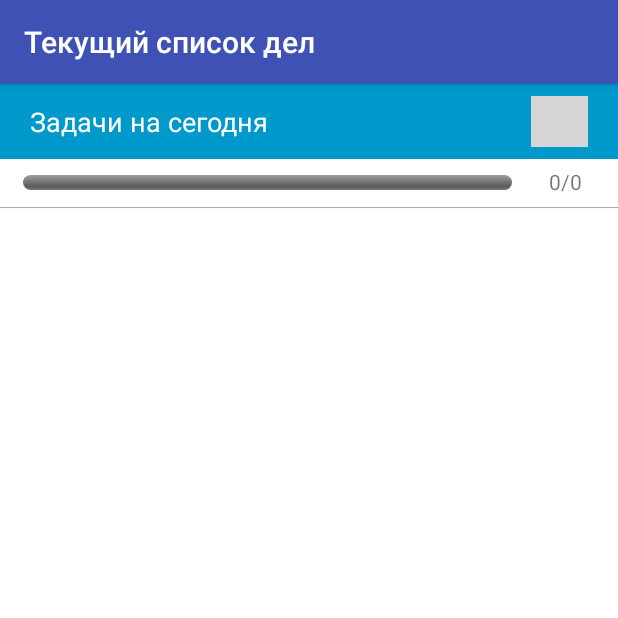
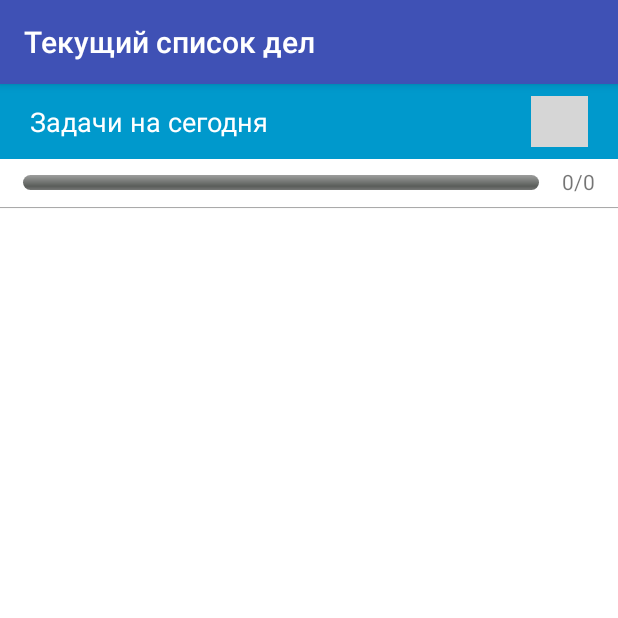
Before and after one commit to deniskond/EasyOrg, an Android app: the TaskList screen opened directly, with no data from a screen before it, on a phone screen of 412 x 824 dp, the top half of it. Run offline under Robolectric (Android 15) with nearby library versions, the phone set to English and light mode, and no system bars; grey boxes are pictures that could not be loaded.

Commit message:
fixes #45

```diff
--- a/app/src/main/java/nosfie/easyorg/DataStructures/DayValues.java
+++ b/app/src/main/java/nosfie/easyorg/DataStructures/DayValues.java
@@ -13,8 +13,8 @@ public class DayValues {
     public CustomDate startOfYear = new CustomDate();
     public CustomDate endOfYear = new CustomDate();
 
-    public DayValues() {
-        Calendar calendar = Calendar.getInstance();
+    public DayValues(Calendar calendar) {
+        //Calendar calendar = Calendar.getInstance();
 
         // TODAY
         this.today.year = calendar.get(Calendar.YEAR);
--- a/app/src/main/java/nosfie/easyorg/DataStructures/Task.java
+++ b/app/src/main/java/nosfie/easyorg/DataStructures/Task.java
@@ -186,7 +186,7 @@ public class Task {
 
     public ContentValues getContentValues() {
         Calendar calendar = Calendar.getInstance();
-        DayValues dayValues = new DayValues();
+        DayValues dayValues = new DayValues(calendar);
         ContentValues CV = new ContentValues();
         CV.put("name", this.name);
         CV.put("type", this.type.toString());
--- a/app/src/main/java/nosfie/easyorg/TaskList/TaskList.java
+++ b/app/src/main/java/nosfie/easyorg/TaskList/TaskList.java
@@ -20,6 +20,7 @@ import android.widget.TextView;
 import android.widget.Toast;
 
 import java.util.ArrayList;
+import java.util.Calendar;
 
 import nosfie.easyorg.Constants;
 import nosfie.easyorg.DataStructures.DayValues;
@@ -482,7 +483,10 @@ public class TaskList extends AppCompatActivity {
         }
 
         ArrayList<Task> todayTasks = new ArrayList<>();
-        DayValues dayValues = new DayValues();
+        Calendar calendar = Calendar.getInstance();
+        if (calendar.get(Calendar.HOUR_OF_DAY) < 3)
+            calendar.add(Calendar.HOUR_OF_DAY, -3);
+        DayValues dayValues = new DayValues(calendar);
         for (Task task: tasks) {
             String startDate = task.customStartDate.toString();
             String endDate = task.customEndDate.toString();
--- a/app/src/main/res/layout/task_list.xml
+++ b/app/src/main/res/layout/task_list.xml
@@ -87,8 +87,7 @@
                 android:background="@drawable/border_bottom"
                 android:orientation="horizontal"
                 android:paddingBottom="7dp"
-                android:paddingTop="5dp"
-                android:weightSum="100">
+                android:paddingTop="5dp">
 
                 <ProgressBar
                     android:id="@+id/mprogressBar"
@@ -97,7 +96,7 @@
                     android:layout_height="10dp"
                     android:layout_marginBottom="5dp"
                     android:layout_marginTop="5dp"
-                    android:layout_weight="90"
+                    android:layout_weight="1"
                     android:indeterminate="false"
                     android:paddingEnd="15dp"
                     android:paddingLeft="15dp"
@@ -108,11 +107,9 @@
 
                 <TextView
                     android:id="@+id/progressBarText"
-                    android:layout_width="0dp"
+                    android:layout_width="wrap_content"
                     android:layout_height="wrap_content"
                     android:layout_marginEnd="15dp"
-                    android:layout_marginRight="15dp"
-                    android:layout_weight="10"
                     android:text="0/0"
                     android:textAlignment="center" />
             </LinearLayout>
--- a/app/src/main/res/values/colors.xml
+++ b/app/src/main/res/values/colors.xml
@@ -6,7 +6,7 @@
 
     <color name="colorTaskActual">#FFFFFF</color>
     <color name="colorTaskDone">#FFD966</color>
-    <color name="colorTaskPostponed">#BFBFBF</color>
+    <color name="colorTaskPostponed">#CCCCCC</color>
     <color name="colorTaskFailed">#FF8E8E</color>
     <color name="colorTaskInProcess">#C8E4FC</color>
 
```
